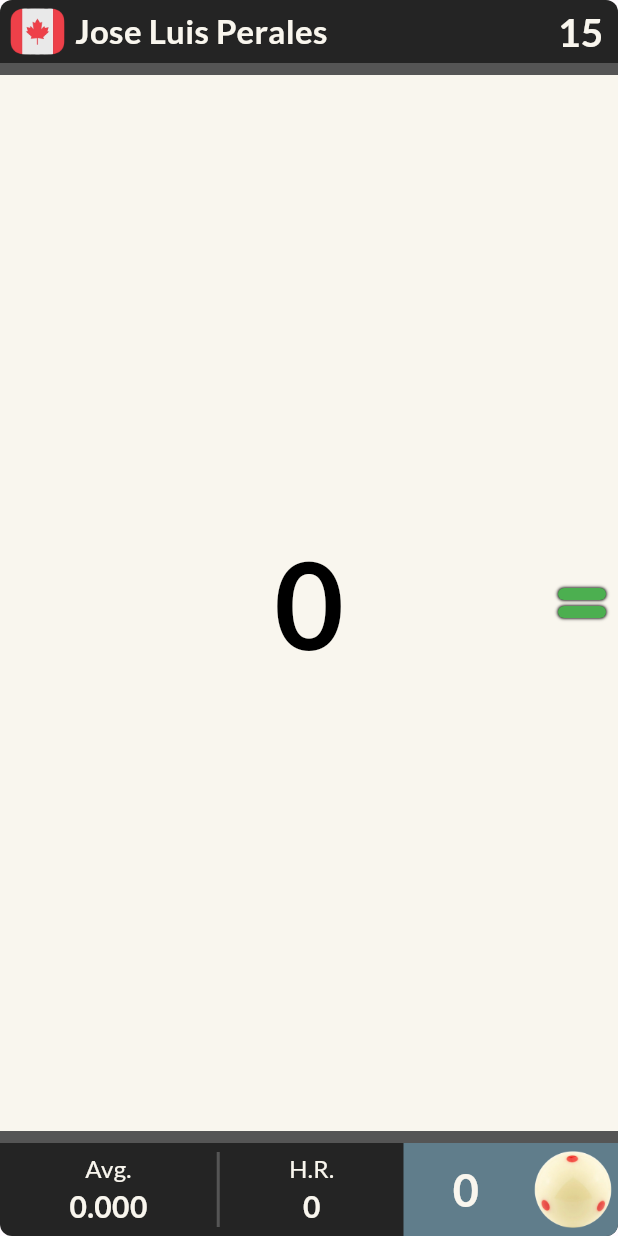
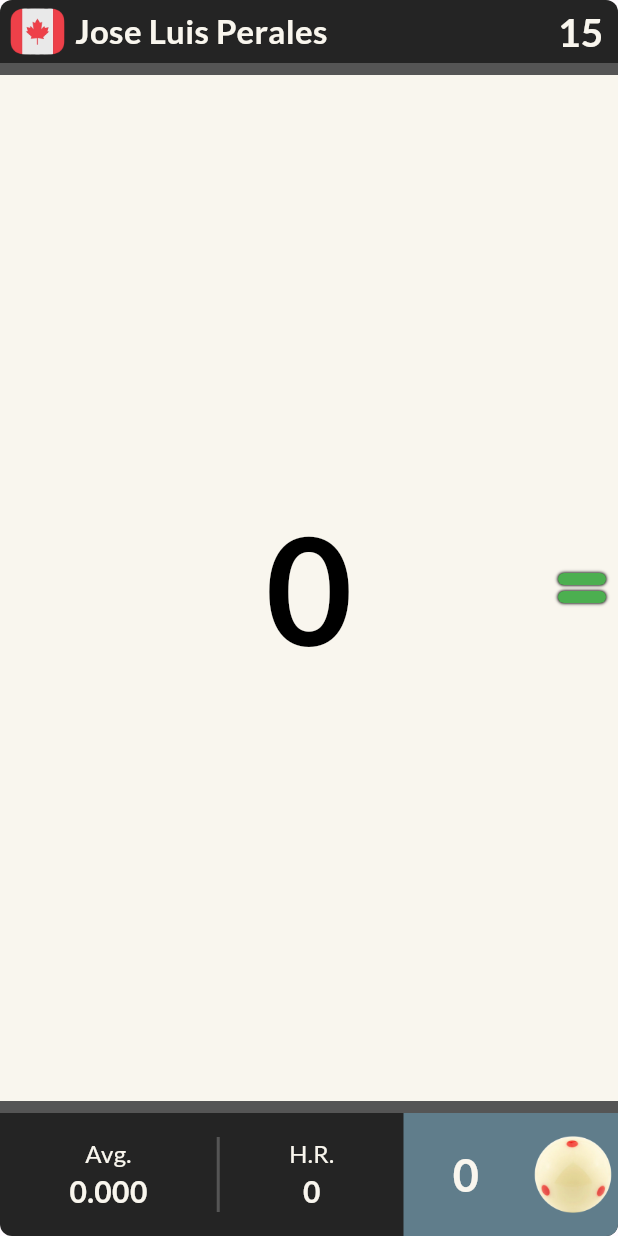
Before and after one commit to MiMejorBillar/sbn, a Flutter app: the Scorecard widget shown alone on an empty page, opened directly, on a phone screen of 412 x 824 dp. Run offline on Flutter 3.47's test engine with Material 3 defaults, Android fonts, the phone set to English and light mode, and no system bars; our stand-ins replace flutter_riverpod, open_file, pdf, share_plus.

Commit message:
Fixed Score UI

```diff
--- a/lib/widgets/elements.dart
+++ b/lib/widgets/elements.dart
@@ -212,72 +212,122 @@ class ScorecardState extends ConsumerState<Scorecard> {
                 ),
                 // SCORE AND EXTENSION
                 Expanded(
-                  child: Consumer(builder: (context, ref, child) {
-                    return GestureDetector(
+                  child: GestureDetector(
                     onTap: isActive ? _endTurn : null,
                     child: Container(
-                        color:
-                            _contColor(widget.isP2, widget.isBallColorSwapped),
-                        child: Column(
-                          mainAxisAlignment: MainAxisAlignment.spaceEvenly,
+                      color: _contColor(widget.isP2, widget.isBallColorSwapped),
+                      child: Stack(
                         children: [
-                            Stack(
-                              children: [
-                                Row(
-                                  children: [
-                                    Expanded(
-                                      child: Center(
+                          Center(
+                            child: FittedBox(
+                              fit: BoxFit.scaleDown,
                               child: Text(
                                 '$totalScore',
                                 style: const TextStyle(
-                                            fontSize: 80,
+                                  fontSize: 100,
                                   fontWeight: FontWeight.bold,
-                                            color: Colors.black,
+                                  color: Colors.black
                                 ),
                               ),
                             ),
                           ),
-                                  ],
-                                ),
-                                Positioned.fill(
-                                    child: Align(
-                                        alignment: Alignment.bottomRight,
+                          Align(
+                            alignment: Alignment.centerRight,
                             child: Column(
-                                            mainAxisAlignment: MainAxisAlignment
-                                                .center, //EXTENSION COLUMN
+                              mainAxisSize: MainAxisSize.min,
                               children: List.generate(
                                 extensions,
                                 (index) => Container(
-                                                  margin: const EdgeInsets
-                                                      .symmetric(
-                                                      vertical: 2,
-                                                      horizontal: 8),
+                                  margin: const EdgeInsets.symmetric(vertical: 2, horizontal: 8),
                                   width: 32,
                                   height: 8,
                                   decoration: BoxDecoration(
-                                                      color:
-                                                          index < usedExtensions
-                                                              ? Colors.grey
-                                                              : Colors.green,
-                                                      borderRadius:
-                                                          BorderRadius.circular(
-                                                              5),
+                                    color: index < usedExtensions ? Colors.grey : Colors.green,
+                                    borderRadius: BorderRadius.circular(5),
                                     boxShadow: [
                                       BoxShadow(
                                         color: Colors.black,
                                         spreadRadius: 0.4,
                                         blurRadius: 1,
                                       )
-                                                      ])),
-                                            ))))
-                              ],
+                                    ]
                                   ),
+                                )
+                              ),
+                            ),
+                          )
                         ],
                       ),
                     ),
-                    );
-                  }),
+                  )
                 ),
+                // Expanded(
+                //   child: Consumer(builder: (context, ref, child) {
+                //     return GestureDetector(
+                //       onTap: isActive ? _endTurn : null,
+                //       child: Container(
+                //         color:
+                //             _contColor(widget.isP2, widget.isBallColorSwapped),
+                //         child: Column(
+                //           mainAxisAlignment: MainAxisAlignment.spaceEvenly,
+                //           children: [
+                //             Stack(
+                //               children: [
+                //                 Row(
+                //                   children: [
+                //                     Expanded(
+                //                       child: Center(
+                //                         child: Text(
+                //                           '$totalScore',
+                //                           style: const TextStyle(
+                //                             fontSize: 100,
+                //                             fontWeight: FontWeight.bold,
+                //                             color: Colors.black,
+                //                           ),
+                //                         ),
+                //                       ),
+                //                     ),
+                //                   ],
+                //                 ),
+                //                 Positioned.fill(
+                //                     child: Align(
+                //                         alignment: Alignment.bottomRight,
+                //                         child: Column(
+                //                             mainAxisAlignment: MainAxisAlignment
+                //                                 .center, //EXTENSION COLUMN
+                //                             children: List.generate(
+                //                               extensions,
+                //                               (index) => Container(
+                //                                   margin: const EdgeInsets
+                //                                       .symmetric(
+                //                                       vertical: 2,
+                //                                       horizontal: 8),
+                //                                   width: 32,
+                //                                   height: 8,
+                //                                   decoration: BoxDecoration(
+                //                                       color:
+                //                                           index < usedExtensions
+                //                                               ? Colors.grey
+                //                                               : Colors.green,
+                //                                       borderRadius:
+                //                                           BorderRadius.circular(
+                //                                               5),
+                //                                       boxShadow: [
+                //                                         BoxShadow(
+                //                                           color: Colors.black,
+                //                                           spreadRadius: 0.4,
+                //                                           blurRadius: 1,
+                //                                         )
+                //                                       ])),
+                //                             ))))
+                //               ],
+                //             ),
+                //           ],
+                //         ),
+                //       ),
+                //     );
+                //   }),
+                // ),
                 // STATS AND COUNTER
                 Container(
                   decoration: BoxDecoration(
@@ -289,13 +339,12 @@ class ScorecardState extends ConsumerState<Scorecard> {
                       borderRadius: BorderRadius.only(
                           bottomLeft: Radius.circular(8),
                           bottomRight: Radius.circular(8))),
-                  height: 70,
+                  height: 90,
                   // AVERAGE AND HIGH RUN
                   child: Row(
                     mainAxisAlignment: MainAxisAlignment.spaceEvenly,
                     children: [
                       Expanded(
-                          child: Container(
                           child: Row(
                             mainAxisAlignment: MainAxisAlignment.spaceEvenly,
                             children: [
@@ -348,7 +397,6 @@ class ScorecardState extends ConsumerState<Scorecard> {
                                 ],
                               ),
                             ],
-                        ),
                           )),
                       Container(
                         width: 143,
```
Lines whose indentation alone changed are shown as unchanged.
